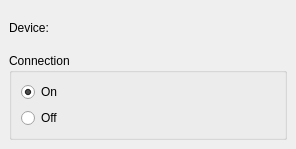
Old version of the form kstars/tools/argswitchindi.ui in the repository KDE/kstars.
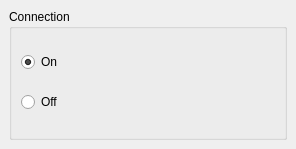
New version of the form. Custom widgets are drawn as their Qt base class.

Patch:
```diff
--- a/kstars/tools/argswitchindi.ui
+++ b/kstars/tools/argswitchindi.ui
@@ -22,26 +22,6 @@
    <property name="spacing" >
     <number>6</number>
    </property>
-   <item>
-    <layout class="QHBoxLayout" >
-     <property name="margin" >
-      <number>0</number>
-     </property>
-     <property name="spacing" >
-      <number>6</number>
-     </property>
-     <item>
-      <widget class="QLabel" name="label" >
-       <property name="text" >
-        <string>Device:</string>
-       </property>
-      </widget>
-     </item>
-     <item>
-      <widget class="KLineEdit" name="deviceName" />
-     </item>
-    </layout>
-   </item>
    <item>
     <widget class="QGroupBox" name="INDIConnection" >
      <property name="title" >
@@ -77,15 +57,6 @@
   </layout>
  </widget>
  <pixmapfunction></pixmapfunction>
- <customwidgets>
-  <customwidget>
-   <class>KLineEdit</class>
-   <extends></extends>
-   <header>klineedit.h</header>
-   <container>0</container>
-   <pixmap></pixmap>
-  </customwidget>
- </customwidgets>
  <resources/>
  <connections/>
 </ui>
```
